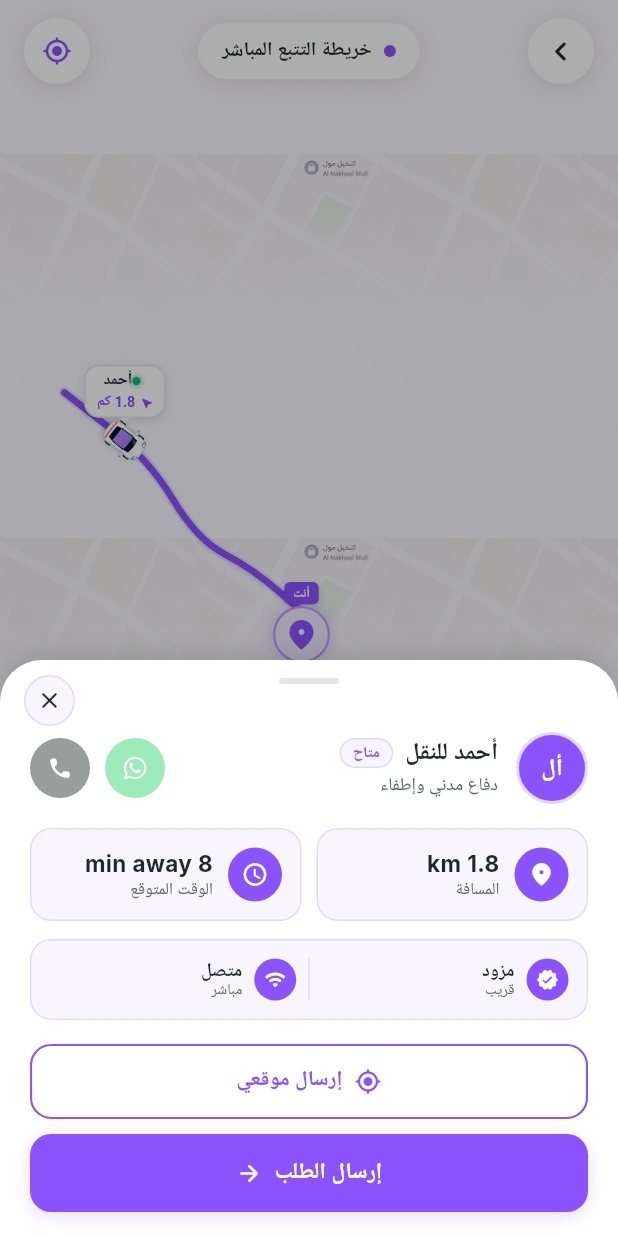
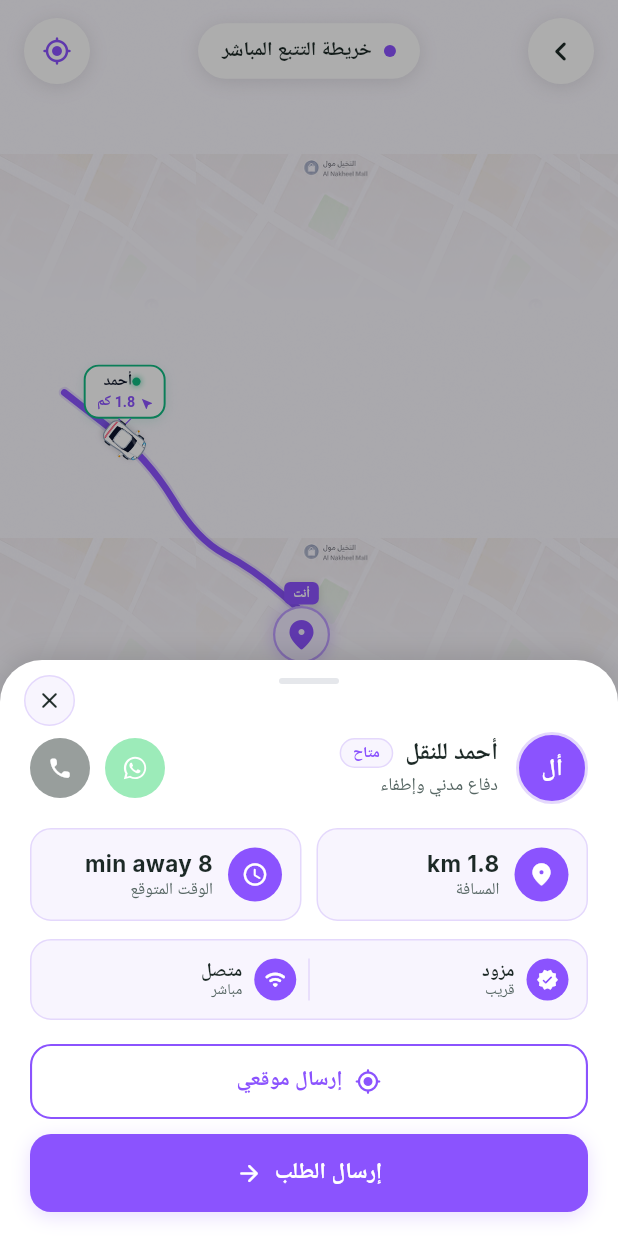
Before and after one commit to zeeshanrafiq716/Qareeb, a Flutter app: the FullScreenTrackingMapScreen screen opened directly, after a tap on "أحمد", on a phone screen of 412 x 824 dp. Run offline on Flutter 3.47's test engine with Material 3 defaults, Android fonts, the phone set to English and light mode, and no system bars; our stand-ins replace device_info_plus, dio, flutter_riverpod, geolocator, google_fonts, image_picker and 2 more; missing offline and left inert: dart:html, dart:js; accounts and stored records are empty; network calls fail; Roboto replaces fonts that are missing (Cairo).

Commit message:
fix: keep provider online and car on map until manual toggle, and keep car white once clicked

```diff
--- a/mobile/lib/features/location/presentation/pickup_delivery_screen.dart
+++ b/mobile/lib/features/location/presentation/pickup_delivery_screen.dart
@@ -264,7 +264,7 @@ class _PickupDeliveryScreenState extends ConsumerState<PickupDeliveryScreen>
   late final AnimationController _recenterController;
 
   String? _selectedCarId;
-  final Set<String> _clickedCarIds = <String>{};
+  static final Set<String> _clickedCarIds = <String>{};
   Set<String> get _safeClickedCarIds => _clickedCarIds;
   bool _isDraggingMap = false;
   bool _isFullViewMode = false;
@@ -360,7 +360,7 @@ class _PickupDeliveryScreenState extends ConsumerState<PickupDeliveryScreen>
       final Color roofCol = colors[index % colors.length];
       final String provId = p.publicId.isNotEmpty
           ? p.publicId
-          : (p.id != 0 ? '${p.id}' : 'driver_${p.name}_$index');
+          : (p.id != 0 ? '${p.id}' : (p.name.isNotEmpty ? 'driver_${p.name}' : 'driver_$index'));
 
       final newPos = MapLatLng(p.latitude, p.longitude);
 
@@ -1049,7 +1049,12 @@ class _PickupDeliveryScreenState extends ConsumerState<PickupDeliveryScreen>
                                           final double carY = MercatorProjection.latToY(currentGps.latitude, _zoom) - topPx;
 
                                           final bool isSelected = _selectedCarId == driver.id;
-                                          final bool isWhite = _safeClickedCarIds.contains(driver.id);
+                                          final bool isWhite = _safeClickedCarIds.contains(driver.id) ||
+                                              (driver.publicId != null && _safeClickedCarIds.contains(driver.publicId!)) ||
+                                              _safeClickedCarIds.contains(driver.name) ||
+                                              TopDownCarWidget.isClicked(driver.id) ||
+                                              (driver.publicId != null && TopDownCarWidget.isClicked(driver.publicId!)) ||
+                                              TopDownCarWidget.isClicked(driver.name);
                                           final double realDistKm = driver.liveDistanceKm(currentGps, userPos);
                                           final bool isInsideRadius = (realDistKm * 1000.0) <= targetCircleRadiusMeters;
 
@@ -1061,6 +1066,7 @@ class _PickupDeliveryScreenState extends ConsumerState<PickupDeliveryScreen>
                                             height: 68.0,
                                             child: TopDownCarWidget(
                                               key: ValueKey('driver_car_${driver.id}'),
+                                              carId: driver.id,
                                               width: 18.0,
                                               height: 35.0,
                                               angle: driver.heading, // dynamic road bearing or heading
@@ -1074,9 +1080,18 @@ class _PickupDeliveryScreenState extends ConsumerState<PickupDeliveryScreen>
                                               isInsideRadius: isInsideRadius,
                                               onTap: () {
                                                 HapticFeedback.selectionClick();
+                                                TopDownCarWidget.markAsClicked(driver.id);
+                                                if (driver.publicId != null) {
+                                                  TopDownCarWidget.markAsClicked(driver.publicId!);
+                                                }
+                                                TopDownCarWidget.markAsClicked(driver.name);
+                                                _clickedCarIds.add(driver.id);
+                                                if (driver.publicId != null) {
+                                                  _clickedCarIds.add(driver.publicId!);
+                                                }
+                                                _clickedCarIds.add(driver.name);
                                                 setState(() {
                                                   _selectedCarId = driver.id;
-                                                  _clickedCarIds.add(driver.id);
                                                 });
                                                 ProviderDetailCardWidget.showAsBottomSheet(
                                                   context: context,
--- a/mobile/lib/features/location/presentation/widgets/real_map_background_widget.dart
+++ b/mobile/lib/features/location/presentation/widgets/real_map_background_widget.dart
@@ -365,6 +365,7 @@ class RealMapBackgroundWidgetState extends ConsumerState<RealMapBackgroundWidget
                         width: 90.0,
                         height: 74.0,
                         child: TopDownCarWidget(
+                          carId: widget.driverName ?? 'Usman',
                           width: 17.0,
                           height: 29.0,
                           angle: carAngle,
--- a/mobile/lib/features/location/presentation/widgets/top_down_car_widget.dart
+++ b/mobile/lib/features/location/presentation/widgets/top_down_car_widget.dart
@@ -11,11 +11,12 @@ import '../../../../core/localization/app_locale.dart';
 /// - Sleek, ultra-compact luxury pill badge (capsule) with glowing emerald status dot,
 ///   clean driver name, and purple navigation arrow with distance
 /// - Collision-resistant layout preventing overlapping clutter on the map
-class TopDownCarWidget extends StatelessWidget {
+class TopDownCarWidget extends StatefulWidget {
   final double width;
   final double height;
   final double angle; // in degrees
   final double opacity;
+  final String? carId;
   final String? driverName;
   final double? distanceKm;
   final bool showBadge;
@@ -27,12 +28,28 @@ class TopDownCarWidget extends StatelessWidget {
   final bool alignBadgeLeft;
   final bool alignBadgeBelow;
 
+  // Global static cache ensuring that once a car marker is clicked anywhere,
+  // it stays permanently white and never reverts to purple.
+  static final Set<String> _globallyClickedCars = <String>{};
+
+  static void markAsClicked(String? id) {
+    if (id != null && id.trim().isNotEmpty) {
+      _globallyClickedCars.add(id.trim());
+    }
+  }
+
+  static bool isClicked(String? id) {
+    if (id == null || id.trim().isEmpty) return false;
+    return _globallyClickedCars.contains(id.trim());
+  }
+
   const TopDownCarWidget({
     super.key,
     this.width = 18.0,
     this.height = 34.0,
     required this.angle,
     this.opacity = 1.0,
+    this.carId,
     this.driverName,
     this.distanceKm,
     this.showBadge = true,
@@ -46,23 +63,44 @@ class TopDownCarWidget extends StatelessWidget {
   });
 
   @override
+  State<TopDownCarWidget> createState() => _TopDownCarWidgetState();
+}
+
+class _TopDownCarWidgetState extends State<TopDownCarWidget> {
+  bool _wasClickedLocally = false;
+
+  void _handleTap() {
+    _wasClickedLocally = true;
+    if (widget.carId != null) TopDownCarWidget.markAsClicked(widget.carId);
+    if (widget.driverName != null) TopDownCarWidget.markAsClicked(widget.driverName);
+    if (mounted) setState(() {});
+    widget.onTap?.call();
+  }
+
+  bool get _effectiveWhite {
+    if (widget.isWhite || widget.isSelected || _wasClickedLocally) return true;
+    if (widget.carId != null && TopDownCarWidget.isClicked(widget.carId)) return true;
+    if (widget.driverName != null && TopDownCarWidget.isClicked(widget.driverName)) return true;
+    return false;
+  }
+
+  @override
   Widget build(BuildContext context) {
-    final bool isSel = isSelected == true;
-    final bool isWh = isWhite == true;
-    final bool effectiveWhite = isSel || isWh;
+    final bool isSel = widget.isSelected == true;
+    final bool effectiveWhite = _effectiveWhite;
 
     // 1. Vector Car Render
     // Heading 0 deg = facing UP. Rotation aligns nose along heading vector.
     final Widget carGraphic = SizedBox(
-      width: width,
-      height: height,
+      width: widget.width,
+      height: widget.height,
       child: Transform.rotate(
-        angle: angle * math.pi / 180.0,
+        angle: widget.angle * math.pi / 180.0,
         alignment: Alignment.center,
         child: CustomPaint(
-          size: Size(width, height),
+          size: Size(widget.width, widget.height),
           painter: _TopDownVectorCarPainter(
-            roofColor: effectiveWhite ? Colors.white : bodyColor,
+            roofColor: effectiveWhite ? Colors.white : widget.bodyColor,
             isSelected: isSel,
             isWhite: effectiveWhite,
           ),
@@ -80,15 +118,15 @@ class TopDownCarWidget extends StatelessWidget {
     );
 
     // If badge is disabled (e.g. in small provider toggle or compact icon), return the car graphic directly
-    if (showBadge != true || driverName == null) {
+    if (widget.showBadge != true || widget.driverName == null) {
       return SizedBox(
-        width: width,
-        height: height,
+        width: widget.width,
+        height: widget.height,
         child: GestureDetector(
-          onTap: onTap,
+          onTap: _handleTap,
           behavior: HitTestBehavior.opaque,
           child: Opacity(
-            opacity: opacity,
+            opacity: widget.opacity,
             child: animatedCar,
           ),
         ),
@@ -105,10 +143,10 @@ class TopDownCarWidget extends StatelessWidget {
       child: MouseRegion(
         cursor: SystemMouseCursors.click,
         child: GestureDetector(
-          onTap: onTap,
+          onTap: _handleTap,
           behavior: HitTestBehavior.opaque,
           child: Opacity(
-            opacity: opacity,
+            opacity: widget.opacity,
             child: Stack(
               clipBehavior: Clip.none,
               alignment: Alignment.topCenter,
@@ -117,17 +155,17 @@ class TopDownCarWidget extends StatelessWidget {
                 Positioned(
                   top: 0.0,
                   child: _PremiumSpeechBubbleBadge(
-                    driverName: driverName!,
-                    distanceKm: distanceKm,
+                    driverName: widget.driverName!,
+                    distanceKm: widget.distanceKm,
                     isSelected: isSel,
                     isWhite: effectiveWhite,
-                    isInsideRadius: isInsideRadius,
+                    isInsideRadius: widget.isInsideRadius,
                   ),
                 ),
 
                 // 2. Car Icon centered directly beneath the speech bubble caret
                 Positioned(
-                  top: (distanceKm != null) ? 36.0 : 22.0,
+                  top: (widget.distanceKm != null) ? 36.0 : 22.0,
                   child: animatedCar,
                 ),
               ],
@@ -158,7 +196,7 @@ class _TopDownVectorCarPainter extends CustomPainter {
     final double w = size.width;
     final double h = size.height;
 
-    // 1. Multi-tier Ground Shadow (Ambient diffuse shadow + Contact shadow + Purple glow if selected)
+    // 1. Multi-tier Ground Shadow (Ambient diffuse shadow + Contact shadow)
     // Ambient diffuse shadow
     final RRect ambientShadow = RRect.fromRectAndRadius(
       Rect.fromCenter(
@@ -171,7 +209,7 @@ class _TopDownVectorCarPainter extends CustomPainter {
     canvas.drawRRect(
       ambientShadow,
       Paint()
-        ..color = isSelected ? const Color(0x558B53FE) : const Color(0x30000000)
+        ..color = const Color(0x35000000)
         ..maskFilter = const MaskFilter.blur(BlurStyle.normal, 2.5),
     );
 
@@ -189,7 +227,7 @@ class _TopDownVectorCarPainter extends CustomPainter {
       Paint()..color = const Color(0x35000000),
     );
 
-    // If selected, an outer luxury neon aura
+    // If selected, a crisp subtle platinum elevation aura
     if (isSelected) {
       canvas.drawRRect(
         RRect.fromRectAndRadius(
@@ -201,8 +239,8 @@ class _TopDownVectorCarPainter extends CustomPainter {
           Radius.circular(w * 0.5),
         ),
         Paint()
-          ..color = const Color(0x388B53FE)
-          ..maskFilter = const MaskFilter.blur(BlurStyle.normal, 5.0),
+          ..color = const Color(0x2264748B)
+          ..maskFilter = const MaskFilter.blur(BlurStyle.normal, 4.0),
       );
     }
 
@@ -292,13 +330,13 @@ class _TopDownVectorCarPainter extends CustomPainter {
       ..style = PaintingStyle.fill;
     canvas.drawPath(body, bodyFill);
 
-    // Subtle perimeter contour stroke (brand purple accent outline if selected)
+    // Perimeter contour stroke (sleek silver/slate contour - never purple)
     canvas.drawPath(
       body,
       Paint()
-        ..color = isSelected ? const Color(0xFF8B53FE) : const Color(0xFFCBD5E1)
+        ..color = (isSelected || isWhite) ? const Color(0xFF94A3B8) : const Color(0xFFCBD5E1)
         ..style = PaintingStyle.stroke
-        ..strokeWidth = isSelected ? 1.2 : 0.75,
+        ..strokeWidth = isSelected ? 1.1 : 0.75,
     );
 
     // Sculpted Hood Creases (Dual aerodynamic character lines)
@@ -495,16 +533,16 @@ class _PremiumSpeechBubbleBadge extends ConsumerWidget {
             borderRadius: BorderRadius.circular(10.0),
             border: Border.all(
               color: isHighlighted
-                  ? const Color(0xFF8B53FE)
+                  ? const Color(0xFF10B981)
                   : const Color(0xFFE2E8F0),
-              width: isHighlighted ? 1.4 : 1.0,
+              width: isHighlighted ? 1.3 : 1.0,
             ),
             boxShadow: [
               BoxShadow(
                 color: isHighlighted
-                    ? const Color(0x358B53FE)
+                    ? const Color(0x2210B981)
                     : const Color(0x18000000),
-                blurRadius: isHighlighted ? 8.0 : 4.0,
+                blurRadius: isHighlighted ? 6.0 : 4.0,
                 offset: const Offset(0, 2),
               ),
             ],
```
Also changed, not shown: 1 other file.
